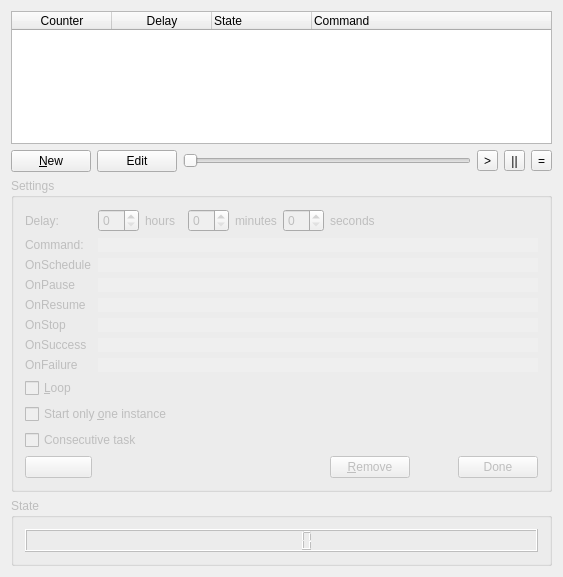
First picture: the form in prefwidget.ui, repository Osndok/ktimer, before the edit.
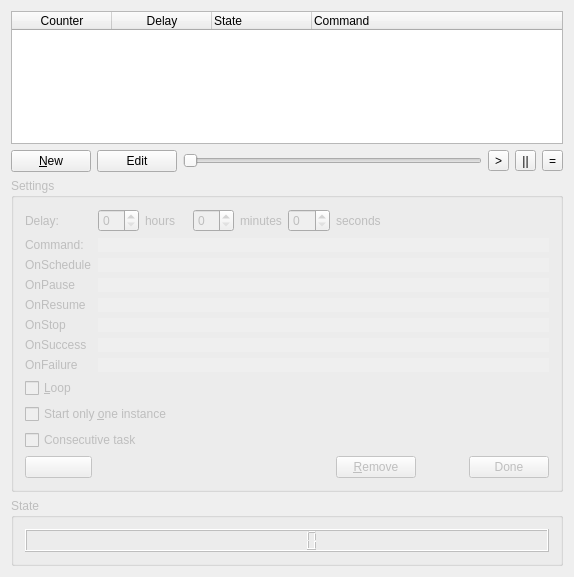
Second picture: the form after the edit. Custom widgets are drawn as their Qt base class.

Commit message: b: fix tool tips

```diff
--- a/prefwidget.ui
+++ b/prefwidget.ui
@@ -6,7 +6,7 @@
    <rect>
     <x>0</x>
     <y>0</y>
-    <width>563</width>
+    <width>574</width>
     <height>577</height>
    </rect>
   </property>
```
Left out of the diff: 24 changed lines with no effect on the pictures.
